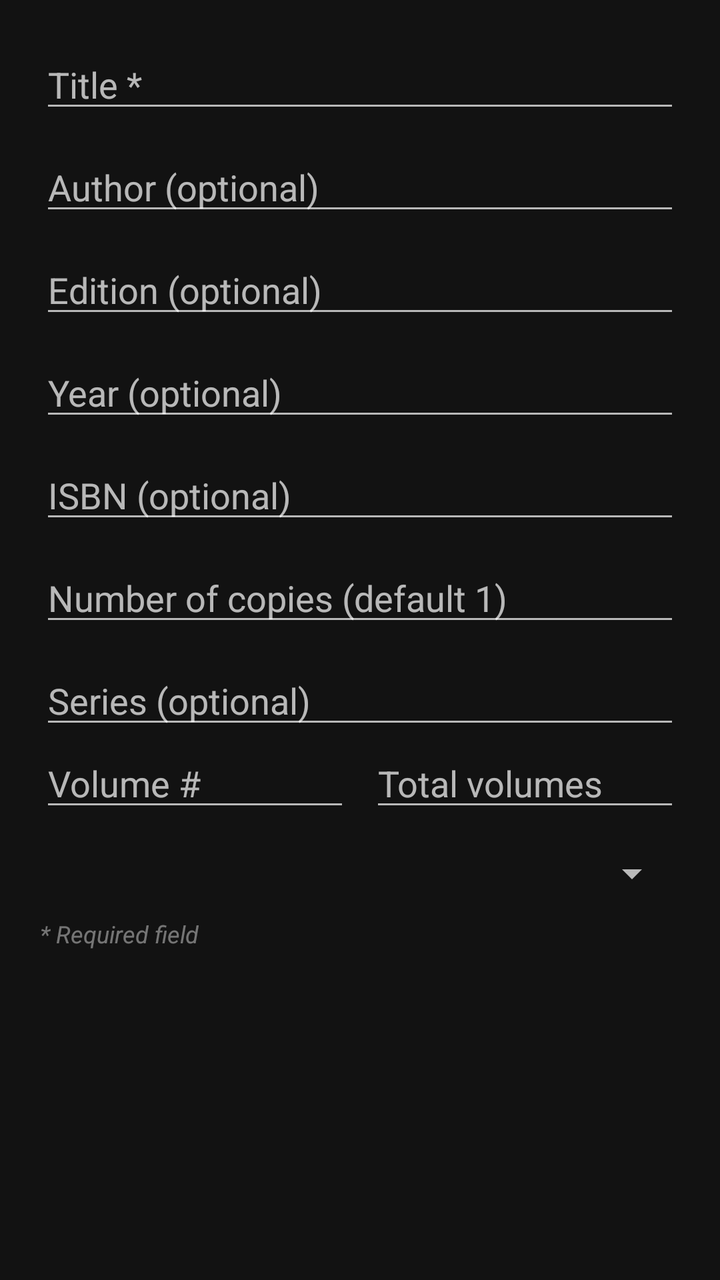
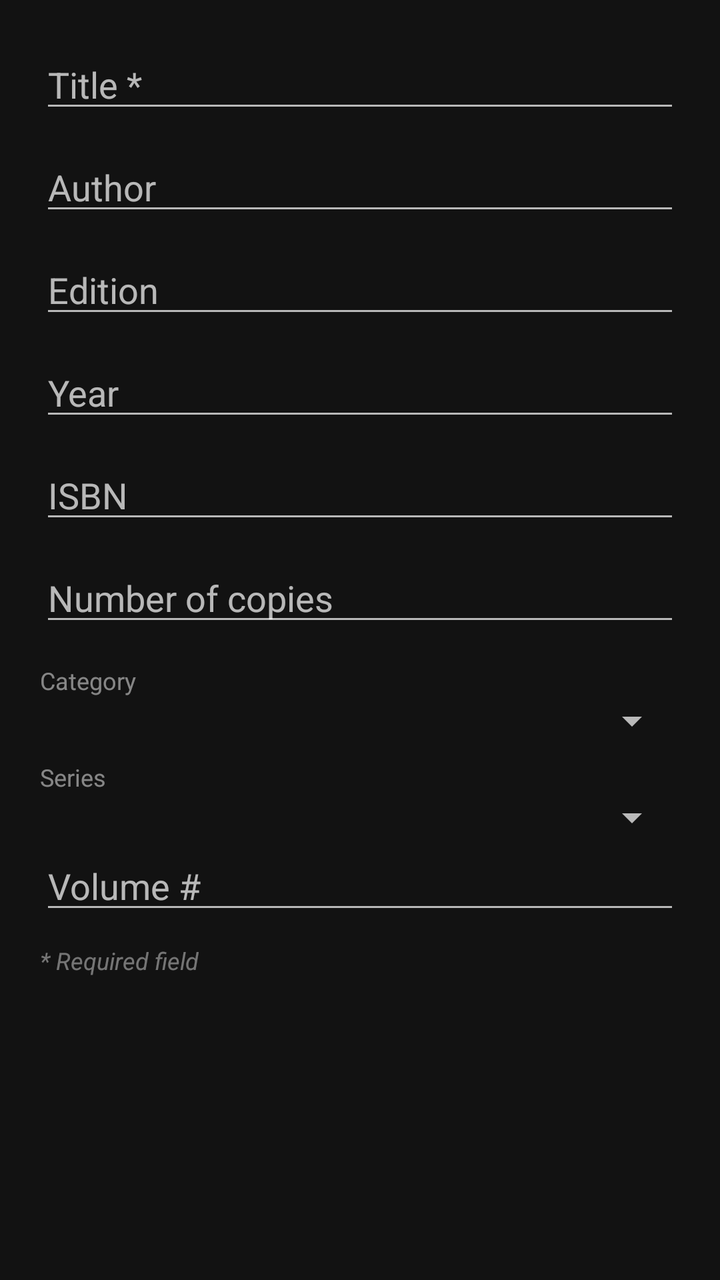

Screens rendered from an Android XML layout before and after an edit, with the pre-edit source and the edit as a unified diff.
<!-- AndroidManifest.xml: application theme Theme.Library.Default -->
<!-- res/layout/dialog_add_book.xml -->
<ScrollView xmlns:android="http://schemas.android.com/apk/res/android"
    android:layout_width="match_parent"
    android:layout_height="wrap_content">

    <LinearLayout
        android:layout_width="match_parent"
        android:layout_height="wrap_content"
        android:orientation="vertical"
        android:padding="20dp">

        <EditText android:id="@+id/titleInput" android:hint="Title *"
            android:layout_width="match_parent" android:layout_height="wrap_content" />
        <EditText android:id="@+id/authorInput" android:hint="Author (optional)"
            android:layout_width="match_parent" android:layout_height="wrap_content"
            android:layout_marginTop="10dp" />
        <EditText android:id="@+id/editionInput" android:hint="Edition (optional)"
            android:layout_width="match_parent" android:layout_height="wrap_content"
            android:layout_marginTop="10dp" />
        <EditText android:id="@+id/yearInput" android:hint="Year (optional)"
            android:layout_width="match_parent" android:layout_height="wrap_content"
            android:inputType="number"
            android:layout_marginTop="10dp" />
        <EditText android:id="@+id/isbnInput" android:hint="ISBN (optional)"
            android:layout_width="match_parent" android:layout_height="wrap_content"
            android:inputType="number"
            android:layout_marginTop="10dp" />
        <EditText android:id="@+id/copiesInput" android:hint="Number of copies (default 1)"
            android:layout_width="match_parent" android:layout_height="wrap_content"
            android:inputType="number"
            android:layout_marginTop="10dp" />
        <EditText android:id="@+id/seriesNameInput" android:hint="Series (optional)"
            android:layout_width="match_parent" android:layout_height="wrap_content"
            android:layout_marginTop="10dp" />

        <LinearLayout
            android:layout_width="match_parent"
            android:layout_height="wrap_content"
            android:orientation="horizontal">

            <EditText android:id="@+id/seriesNumberInput" android:hint="Volume #"
                android:layout_width="0dp" android:layout_height="wrap_content"
                android:layout_weight="1" android:inputType="number" />
            <EditText android:id="@+id/seriesTotalInput" android:hint="Total volumes"
                android:layout_width="0dp" android:layout_height="wrap_content"
                android:layout_weight="1" android:inputType="number"
                android:layout_marginStart="10dp" />

        </LinearLayout>

        <Spinner android:id="@+id/categorySpinner"
            android:layout_width="match_parent" android:layout_height="wrap_content"
            android:layout_marginTop="14dp" />

        <TextView
            android:layout_width="match_parent" android:layout_height="wrap_content"
            android:layout_marginTop="10dp" android:text="* Required field"
            android:textSize="12sp" android:textStyle="italic" android:alpha="0.6" />

    </LinearLayout>

</ScrollView>
<!-- resources referenced by this layout -->
<resources>
  <style name="Theme.Library.Default" parent="Theme.MaterialComponents.NoActionBar">
          <item name="appColorPrimary">#B085F5</item>
          <item name="appColorOnPrimary">#000000</item>
          <item name="appColorOnSurface">#FFFFFF</item>
          <item name="appColorDelete">#E57373</item>
          <item name="appColorSurface">#2B2B2B</item>
          <item name="appColorDuplicateTagBg">#444444</item>
          <item name="appColorDuplicateTagText">#DDDDDD</item>
          <item name="colorPrimary">?attr/appColorPrimary</item>
          <item name="colorAccent">?attr/appColorPrimary</item>
          <item name="android:statusBarColor">?attr/appColorPrimary</item>
      </style>
</resources>

<!-- the commit's change to res/layout/dialog_add_book.xml (unified diff, before → after) -->
@@ -10,46 +10,41 @@
 
         <EditText android:id="@+id/titleInput" android:hint="Title *"
             android:layout_width="match_parent" android:layout_height="wrap_content" />
-        <EditText android:id="@+id/authorInput" android:hint="Author (optional)"
+        <EditText android:id="@+id/authorInput" android:hint="Author"
             android:layout_width="match_parent" android:layout_height="wrap_content"
             android:layout_marginTop="10dp" />
-        <EditText android:id="@+id/editionInput" android:hint="Edition (optional)"
+        <EditText android:id="@+id/editionInput" android:hint="Edition"
             android:layout_width="match_parent" android:layout_height="wrap_content"
             android:layout_marginTop="10dp" />
-        <EditText android:id="@+id/yearInput" android:hint="Year (optional)"
+        <EditText android:id="@+id/yearInput" android:hint="Year"
             android:layout_width="match_parent" android:layout_height="wrap_content"
             android:inputType="number"
             android:layout_marginTop="10dp" />
-        <EditText android:id="@+id/isbnInput" android:hint="ISBN (optional)"
+        <EditText android:id="@+id/isbnInput" android:hint="ISBN"
             android:layout_width="match_parent" android:layout_height="wrap_content"
             android:inputType="number"
             android:layout_marginTop="10dp" />
-        <EditText android:id="@+id/copiesInput" android:hint="Number of copies (default 1)"
+        <EditText android:id="@+id/copiesInput" android:hint="Number of copies"
             android:layout_width="match_parent" android:layout_height="wrap_content"
             android:inputType="number"
             android:layout_marginTop="10dp" />
-        <EditText android:id="@+id/seriesNameInput" android:hint="Series (optional)"
+
+        <TextView
             android:layout_width="match_parent" android:layout_height="wrap_content"
-            android:layout_marginTop="10dp" />
+            android:layout_marginTop="14dp" android:text="Category"
+            android:textSize="12sp" android:alpha="0.7" />
+        <Spinner android:id="@+id/categorySpinner"
+            android:layout_width="match_parent" android:layout_height="wrap_content" />
 
-        <LinearLayout
-            android:layout_width="match_parent"
-            android:layout_height="wrap_content"
-            android:orientation="horizontal">
-
-            <EditText android:id="@+id/seriesNumberInput" android:hint="Volume #"
-                android:layout_width="0dp" android:layout_height="wrap_content"
-                android:layout_weight="1" android:inputType="number" />
-            <EditText android:id="@+id/seriesTotalInput" android:hint="Total volumes"
-                android:layout_width="0dp" android:layout_height="wrap_content"
-                android:layout_weight="1" android:inputType="number"
-                android:layout_marginStart="10dp" />
-
-        </LinearLayout>
-
-        <Spinner android:id="@+id/categorySpinner"
+        <TextView
             android:layout_width="match_parent" android:layout_height="wrap_content"
-            android:layout_marginTop="14dp" />
+            android:layout_marginTop="8dp" android:text="Series"
+            android:textSize="12sp" android:alpha="0.7" />
+        <Spinner android:id="@+id/seriesSpinner"
+            android:layout_width="match_parent" android:layout_height="wrap_content" />
+        <EditText android:id="@+id/seriesNumberInput" android:hint="Volume #"
+            android:layout_width="match_parent" android:layout_height="wrap_content"
+            android:inputType="number" />
 
         <TextView
             android:layout_width="match_parent" android:layout_height="wrap_content"
<!-- resource entries referenced after the edit -->
@@ -1,6 +1,6 @@
 <!-- resources referenced by this layout -->
 <resources>
-  <style name="Theme.Library.Default" parent="Theme.MaterialComponents.NoActionBar">
+  <style name="Theme.Library.Default" parent="Base.Library.Dark">
           <item name="appColorPrimary">#B085F5</item>
           <item name="appColorOnPrimary">#000000</item>
           <item name="appColorOnSurface">#FFFFFF</item>
@@ -8,9 +8,23 @@
           <item name="appColorSurface">#2B2B2B</item>
           <item name="appColorDuplicateTagBg">#444444</item>
           <item name="appColorDuplicateTagText">#DDDDDD</item>
+          <item name="appColorBackground">#121212</item>
+      </style>
+  <style name="Base.Library.Dark" parent="Theme.MaterialComponents.NoActionBar">
           <item name="colorPrimary">?attr/appColorPrimary</item>
           <item name="colorAccent">?attr/appColorPrimary</item>
           <item name="android:statusBarColor">?attr/appColorPrimary</item>
+          <item name="android:windowBackground">?attr/appColorBackground</item>
+          <item name="materialButtonStyle">@style/Widget.Library.Button</item>
+          <item name="appColorButton">?attr/appColorPrimary</item>
+          <item name="appColorOnButton">?attr/appColorOnPrimary</item>
+          <item name="appColorBadge">?attr/appColorPrimary</item>
+          <item name="appColorOnBadge">?attr/appColorOnPrimary</item>
+          <item name="appCornerRadius">16dp</item>
+      </style>
+  <style name="Widget.Library.Button" parent="Widget.MaterialComponents.Button">
+          <item name="backgroundTint">?attr/appColorButton</item>
+          <item name="android:textColor">?attr/appColorOnButton</item>
       </style>
 </resources>
 
